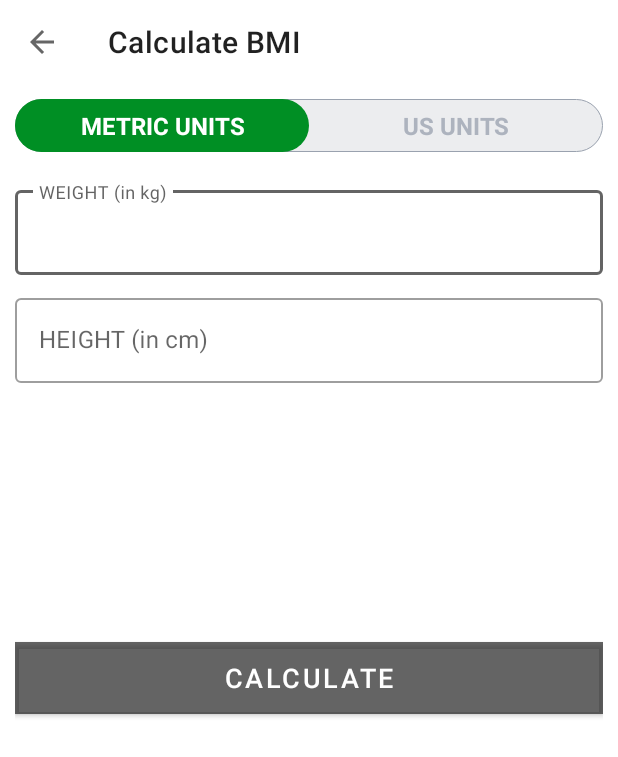
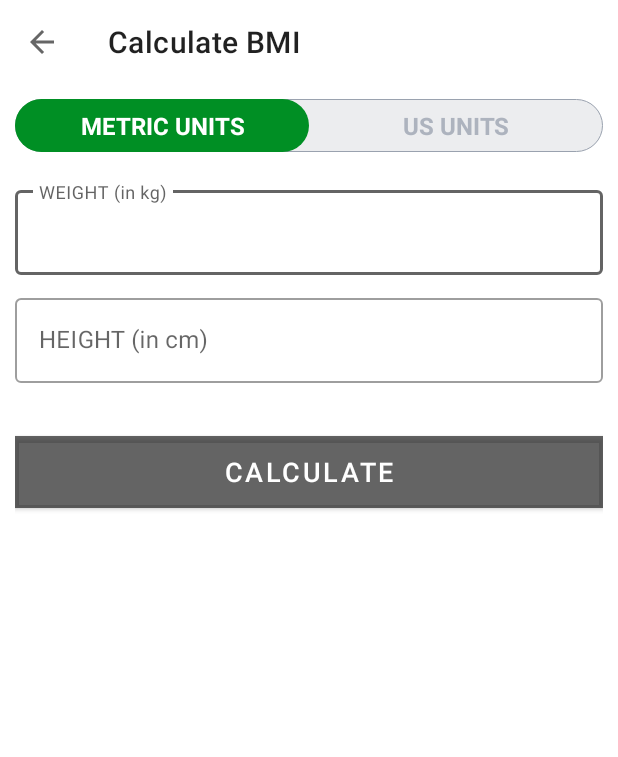
Before and after one commit to Oyedee/QuickWorkout, an Android app: the BMIActivity screen opened directly, with no data from a screen before it, on a phone screen of 412 x 824 dp. Shown: the top 757 px of the screen. Run offline under Robolectric (Android 15) with nearby library versions, the phone set to English and light mode, and no system bars.

Commit message:
Setting up the US me

```diff
--- a/app/src/main/java/com/example/quickworkout/BMIActivity.kt
+++ b/app/src/main/java/com/example/quickworkout/BMIActivity.kt
@@ -4,10 +4,17 @@ import androidx.appcompat.app.AppCompatActivity
 import android.os.Bundle
 import android.view.View
 import android.widget.*
+import com.google.android.material.textfield.TextInputLayout
 import java.math.BigDecimal
 import java.math.RoundingMode
 
 class BMIActivity : AppCompatActivity() {
+
+    val METRIC_UNITS_VIEW = "METRIC_UNIT_VIEW"
+    val US_UNITS_VIEW = "US_UNITS_VIEW"
+
+    var currentVisibleView: String = METRIC_UNITS_VIEW
+
     private lateinit var tvBMIValue: TextView
     private lateinit var tvBMIType: TextView
     private lateinit var tvBMIDescription: TextView
@@ -42,6 +49,45 @@ class BMIActivity : AppCompatActivity() {
                 Toast.makeText(this, " Please enter valid values", Toast.LENGTH_SHORT).show()
             }
         }
+        makeVisibleMetricUnitsView()
+
+        //set the units view based on the checked radio button
+        findViewById<RadioGroup>(R.id.rgUnits).setOnCheckedChangeListener { group, checkedId ->
+            if (checkedId == R.id.rbMetricUnits) {
+                makeVisibleMetricUnitsView()
+            } else {
+                makeVisibleUSUnitsView()
+            }
+        }
+    }
+
+    private fun makeVisibleMetricUnitsView() {
+        currentVisibleView = METRIC_UNITS_VIEW
+        findViewById<TextInputLayout>(R.id.tilMetricUnitWeight).visibility = View.VISIBLE
+        findViewById<TextInputLayout>(R.id.tilMetricUnitHeight).visibility = View.VISIBLE
+
+        findViewById<EditText>(R.id.etMetricUnitHeight).text.clear()
+        findViewById<EditText>(R.id.etMetricUnitWeight).text.clear()
+
+        findViewById<TextInputLayout>(R.id.tilUsUnitWeight).visibility = View.GONE
+        findViewById<LinearLayout>(R.id.llUsUnitsHeight).visibility = View.GONE
+
+        findViewById<LinearLayout>(R.id.llDiplayBMIResult).visibility = View.GONE
+    }
+
+    private fun makeVisibleUSUnitsView() {
+        currentVisibleView = US_UNITS_VIEW
+        findViewById<TextInputLayout>(R.id.tilMetricUnitWeight).visibility = View.VISIBLE
+        findViewById<TextInputLayout>(R.id.tilMetricUnitHeight).visibility = View.VISIBLE
+
+        findViewById<EditText>(R.id.etUsUnitWeight).text.clear()
+        findViewById<EditText>(R.id.etUsUnitHeightFeet).text.clear()
+        findViewById<EditText>(R.id.etUsUnitHeightInch).text.clear()
+
+        findViewById<TextInputLayout>(R.id.tilUsUnitWeight).visibility = View.GONE
+        findViewById<LinearLayout>(R.id.llUsUnitsHeight).visibility = View.GONE
+
+        findViewById<LinearLayout>(R.id.llDiplayBMIResult).visibility = View.GONE
     }
 
     private fun validateMetricUnits(): Boolean {
@@ -90,10 +136,8 @@ class BMIActivity : AppCompatActivity() {
             bmiDescription = "OMG! You are in a very dangerous condition! Act now!"
         }
 
-        findViewById<TextView>(R.id.tvYourBMI).visibility = View.VISIBLE
-        findViewById<TextView>(R.id.tvBMIValue).visibility = View.VISIBLE
-        findViewById<TextView>(R.id.tvBMIType).visibility = View.VISIBLE
-        findViewById<TextView>(R.id.tvBMIDescription).visibility = View.VISIBLE
+        findViewById<LinearLayout>(R.id.llDiplayBMIResult).visibility = View.VISIBLE
+
 
         val bmiValue = BigDecimal(bmi.toDouble()).setScale(2, RoundingMode.HALF_EVEN).toString()
 
--- a/app/src/main/res/layout/activity_bmiactivity.xml
+++ b/app/src/main/res/layout/activity_bmiactivity.xml
@@ -174,7 +174,7 @@
             android:layout_height="wrap_content"
             android:layout_marginTop="25dp"
             android:orientation="vertical"
-            android:visibility="visible"
+            android:visibility="invisible"
             tools:visibility="visible">
 
             <TextView
```
